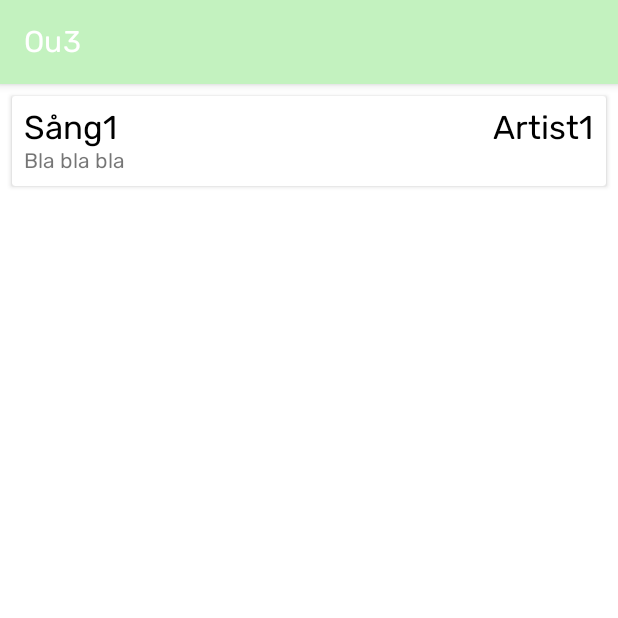
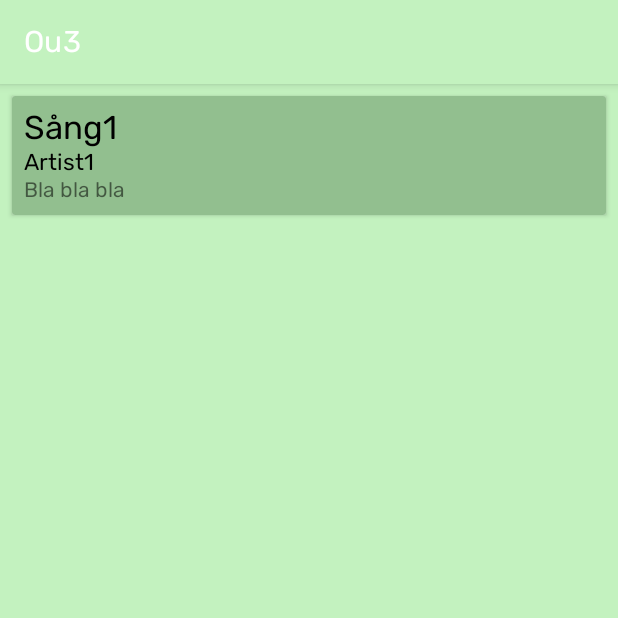
Before and after one commit to emmylindgren/OCCENTO, an Android app: the fragment SeeSongsFragment shown on its own in the app's theme, on a phone screen of 412 x 824 dp, the top half of it. Run offline under Robolectric (Android 15) with nearby library versions, the phone set to English and light mode, and no system bars; our stand-ins replace Room's generated code.

Commit message:
Songs can now be deleted from db

```diff
--- a/app/src/main/java/se/umu/emli/ou3/SongAdapter.java
+++ b/app/src/main/java/se/umu/emli/ou3/SongAdapter.java
@@ -43,6 +43,10 @@ public class SongAdapter extends RecyclerView.Adapter<SongAdapter.SongHolder> {
         notifyDataSetChanged();
     }
 
+    public Song getSongAt(int position){
+        return songs.get(position);
+    }
+
     class SongHolder extends RecyclerView.ViewHolder{
         private TextView title;
         private TextView artist;
--- a/app/src/main/java/se/umu/emli/ou3/ui/seeSongs/SeeSongsFragment.java
+++ b/app/src/main/java/se/umu/emli/ou3/ui/seeSongs/SeeSongsFragment.java
@@ -8,8 +8,13 @@ import android.view.ViewGroup;
 import androidx.annotation.NonNull;
 import androidx.fragment.app.Fragment;
 import androidx.lifecycle.ViewModelProvider;
+import androidx.recyclerview.widget.ItemTouchHelper;
 import androidx.recyclerview.widget.LinearLayoutManager;
 import androidx.recyclerview.widget.RecyclerView;
+
+import com.google.android.material.snackbar.Snackbar;
+
+import org.jetbrains.annotations.NotNull;
 
 import se.umu.emli.ou3.R;
 import se.umu.emli.ou3.SongAdapter;
@@ -17,25 +22,52 @@ import se.umu.emli.ou3.SongAdapter;
 public class SeeSongsFragment extends Fragment {
 
     private SeeSongsViewModel seeSongsViewModel;
+    private RecyclerView songRecyclerView;
+    private View root;
+    private SongAdapter songAdapter;
 
     public View onCreateView(@NonNull LayoutInflater inflater,
                              ViewGroup container, Bundle savedInstanceState) {
         seeSongsViewModel =
                 new ViewModelProvider(this).get(SeeSongsViewModel.class);
 
-        View root = inflater.inflate(R.layout.fragment_see_songs, container, false);
+        root = inflater.inflate(R.layout.fragment_see_songs, container, false);
 
-        RecyclerView songRecyclerView = root.findViewById(R.id.song_recycler_view);
+        setUpRecycler();
+
+        seeSongsViewModel.getAllSongs().observe(requireActivity(), songs -> songAdapter.setSongs(songs));
+        startItemTouchHelper();
+
+        return root;
+    }
+
+    private void startItemTouchHelper() {
+        new ItemTouchHelper(new ItemTouchHelper.SimpleCallback(0,
+                ItemTouchHelper.LEFT | ItemTouchHelper.RIGHT) {
+            @Override
+            public boolean onMove(@NonNull @NotNull RecyclerView recyclerView,
+                                  @NonNull @NotNull RecyclerView.ViewHolder viewHolder,
+                                  @NonNull @NotNull RecyclerView.ViewHolder target) {
+                return false;
+            }
+
+            @Override
+            public void onSwiped(@NonNull @NotNull RecyclerView.ViewHolder viewHolder,
+                                 int direction){
+                seeSongsViewModel.delete(songAdapter.getSongAt(viewHolder.getAdapterPosition()));
+                Snackbar.make(root,"Låt raderad", Snackbar.LENGTH_SHORT).show();
+            }
+        }).attachToRecyclerView(songRecyclerView);
+    }
+
+    private void setUpRecycler() {
+        songRecyclerView = root.findViewById(R.id.song_recycler_view);
+
         songRecyclerView.setLayoutManager(new LinearLayoutManager(requireContext()));
         songRecyclerView.setHasFixedSize(true);
 
-        SongAdapter songAdapter = new SongAdapter();
+        songAdapter = new SongAdapter();
         songRecyclerView.setAdapter(songAdapter);
-
-
-        seeSongsViewModel.getAllSongs().observe(requireActivity(), songs -> songAdapter.setSongs(songs));
-
-        return root;
     }
 
     @Override
--- a/app/src/main/res/layout/fragment_add_song.xml
+++ b/app/src/main/res/layout/fragment_add_song.xml
@@ -40,12 +40,12 @@
 
     <RelativeLayout
         android:layout_width="match_parent"
-        android:layout_height="100dp">
+        android:layout_height="140dp">
 
         <EditText
             android:id="@+id/lyrics_edit_text"
             android:layout_width="match_parent"
-            android:layout_height="100dp"
+            android:layout_height="140dp"
             android:layout_marginLeft="16dp"
             android:layout_marginRight="16dp"
             android:layout_marginTop="20dp"
@@ -55,7 +55,7 @@
             android:background="@drawable/custom_input"
             android:ems="15"
             android:hint="@string/lyrics_field"
-            android:inputType="text"
+            android:inputType="textMultiLine"
             android:maxLength="100"
             android:gravity="top"/>
 
--- a/app/src/main/res/layout/fragment_see_songs.xml
+++ b/app/src/main/res/layout/fragment_see_songs.xml
@@ -4,7 +4,8 @@
     xmlns:tools="http://schemas.android.com/tools"
     android:layout_width="match_parent"
     android:layout_height="match_parent"
-    tools:context=".ui.seeSongs.SeeSongsFragment">
+    tools:context=".ui.seeSongs.SeeSongsFragment"
+    android:background="@color/primary_green">
 
 
     <androidx.recyclerview.widget.RecyclerView
--- a/app/src/main/res/layout/song_item.xml
+++ b/app/src/main/res/layout/song_item.xml
@@ -1,15 +1,16 @@
 <?xml version="1.0" encoding="utf-8"?>
 <androidx.cardview.widget.CardView xmlns:android="http://schemas.android.com/apk/res/android"
-    android:layout_width="wrap_content"
+    android:layout_width="match_parent"
     android:layout_height="wrap_content"
     android:layout_marginEnd="8dp"
     android:layout_marginStart="8dp"
     android:layout_marginTop="8dp">
 
     <RelativeLayout
-        android:layout_width="wrap_content"
+        android:layout_width="match_parent"
         android:layout_height="wrap_content"
-        android:padding="8dp">
+        android:padding="8dp"
+        android:background="@color/primary_dark_green">
 
         <TextView
             android:id="@+id/textview_song_title"
@@ -18,7 +19,6 @@
             android:layout_alignParentStart="true"
             android:text="Titel"
             android:maxLines="1"
-            android:layout_toStartOf="@id/textview_song_artist"
             android:textAppearance="@style/TextAppearance.AppCompat.Large"
             android:ellipsize="end"/>
 
@@ -26,14 +26,18 @@
             android:id="@+id/textview_song_artist"
             android:layout_width="wrap_content"
             android:layout_height="wrap_content"
-            android:layout_alignParentEnd="true"
+            android:layout_alignParentStart="true"
             android:text="Artist"
+            android:maxLines="1"
+            android:textSize="15sp"
+            android:layout_below="@+id/textview_song_title"
+            android:ellipsize="end"
             android:textAppearance="@style/TextAppearance.AppCompat.Large"/>
         <TextView
             android:id="@+id/textview_song_lyrics"
             android:layout_width="wrap_content"
             android:layout_height="wrap_content"
-            android:layout_below="@id/textview_song_title"
+            android:layout_below="@id/textview_song_artist"
             android:text="La la la "/>
 
     </RelativeLayout>
--- a/app/src/main/res/values/strings.xml
+++ b/app/src/main/res/values/strings.xml
@@ -8,7 +8,7 @@
     <string name="action_settings">Settings</string>
 
     <string name="menu_home">Hem</string>
-    <string name="menu_see_songs">Se alla låtar</string>
+    <string name="menu_see_songs">Alla låtar</string>
     <string name="menu_add_song">Lägg till låt</string>
     <string name="incorrect_song_add">Fyll i alla rutor</string>
     <string name="song_added">Låten är tillagd!</string>
```
Also changed, not shown: app/src/main/java/se/umu/emli/ou3/ui/addSong/AddSongFragment.java (+9 -8 lines).
